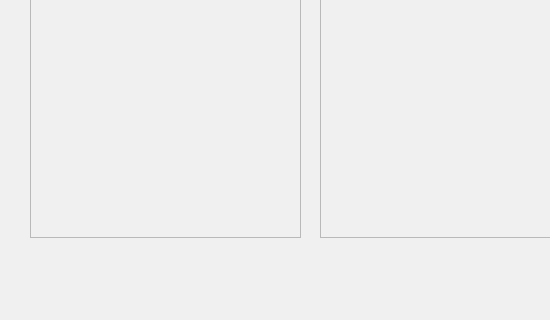
Old version of the form ProcesamientoDeImagenes/src/MainWindow.ui in the repository Kem-96/TareaProgramada2-Ensambla; both pictures show x 0 to 550 and y 192 to 512 of the 793 by 512 pixel window.
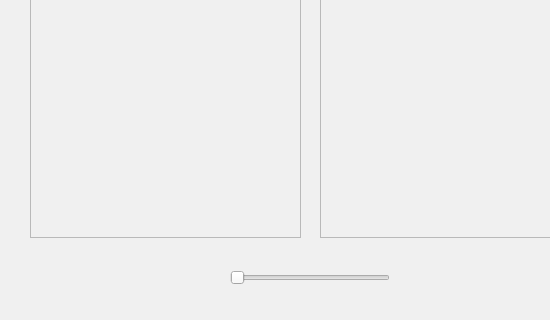
New version of the form.

Patch:
```diff
--- a/ProcesamientoDeImagenes/src/MainWindow.ui
+++ b/ProcesamientoDeImagenes/src/MainWindow.ui
@@ -349,6 +349,19 @@
      <string>Elegir Imagen</string>
     </property>
    </widget>
+   <widget class="QSlider" name="horizontalSlider">
+    <property name="geometry">
+     <rect>
+      <x>230</x>
+      <y>440</y>
+      <width>160</width>
+      <height>22</height>
+     </rect>
+    </property>
+    <property name="orientation">
+     <enum>Qt::Horizontal</enum>
+    </property>
+   </widget>
   </widget>
   <widget class="QMenuBar" name="menuBar">
    <property name="geometry">
```
